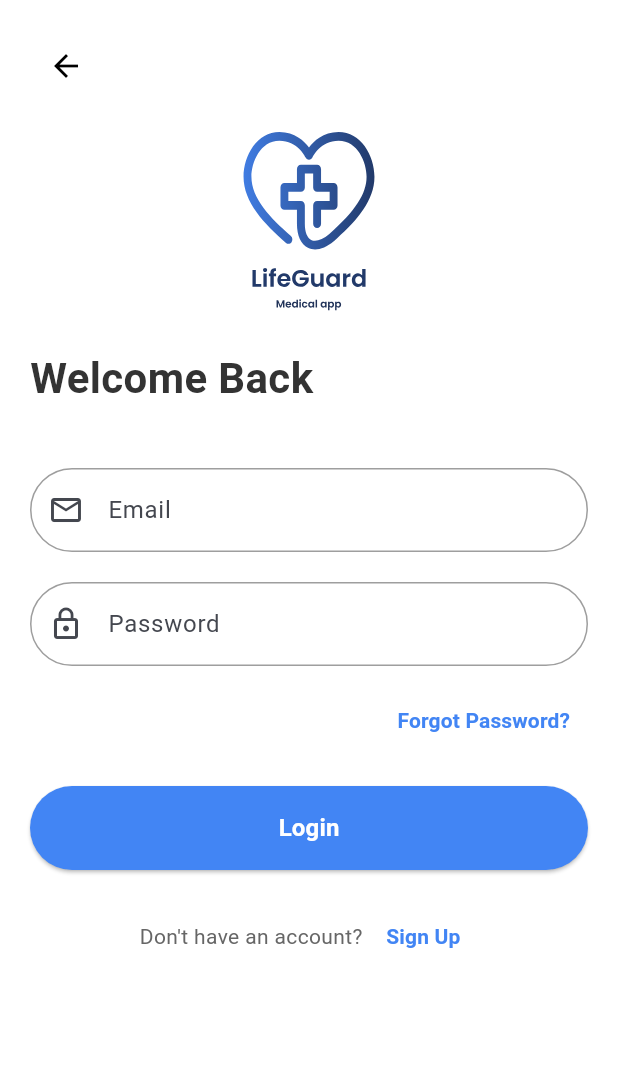
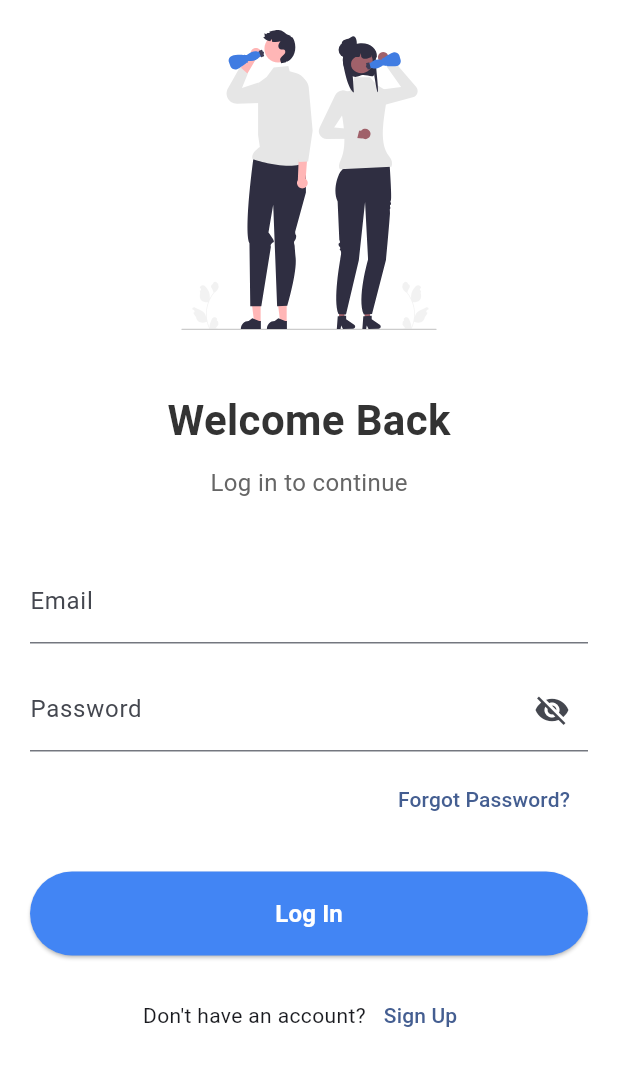
Before and after one commit to evansachie/LifeGuard, a Flutter app: the LoginScreen screen opened directly, on a phone screen of 412 x 824 dp. Shown: the top 1066 px of the screen. Run offline on Flutter 3.47's test engine with Material 3 defaults, Android fonts, the light colour scheme and no system bars; our stand-ins replace flutter_dotenv, flutter_map, flutter_svg, just_audio, just_audio_background, latlong2 and 2 more; accounts and stored records are empty.

Commit message:
feat: update login screen

```diff
--- a/mobile/lib/screens/auth/login_screen.dart
+++ b/mobile/lib/screens/auth/login_screen.dart
@@ -1,37 +1,39 @@
 import 'package:flutter/material.dart';
-import 'package:lifeguard/screens/auth/register_screen.dart';
-import 'package:flutter_svg/flutter_svg.dart';
-import 'package:lifeguard/screens/home/home_screen.dart';
+import 'package:flutter_svg/svg.dart';
+import 'package:provider/provider.dart';
+import '../../providers/auth_provider.dart';
+import '../../utils/validation.dart';
 
 class LoginScreen extends StatefulWidget {
   const LoginScreen({super.key});
 
   @override
-  State<LoginScreen> createState() => _LoginScreenState();
+  _LoginScreenState createState() => _LoginScreenState();
 }
 
 class _LoginScreenState extends State<LoginScreen> {
+  final _formKey = GlobalKey<FormState>();
   final _emailController = TextEditingController();
   final _passwordController = TextEditingController();
+  bool _isObscure = true;
   bool _isLoading = false;
 
-  @override
-  void dispose() {
-    _emailController.dispose();
-    _passwordController.dispose();
-    super.dispose();
-  }
+  Future<void> _handleLogin() async {
+    if (!_formKey.currentState!.validate()) return;
 
-  void _handleLogin() async {
     setState(() => _isLoading = true);
-    await Future.delayed(const Duration(seconds: 2));
+    try {
+      await context.read<AuthProvider>().login(
+        _emailController.text,
+        _passwordController.text,
+      );
+      Navigator.pushReplacementNamed(context, '/home');
+    } catch (e) {
+      ScaffoldMessenger.of(context).showSnackBar(
+        SnackBar(content: Text(e.toString())),
+      );
+    } finally {
       setState(() => _isLoading = false);
-
-    if (mounted) {
-      Navigator.of(context).pushAndRemoveUntil(
-        MaterialPageRoute(builder: (context) => const HomeScreen()),
-        (route) => false,
-      );
     }
   }
 
@@ -43,28 +45,18 @@ class _LoginScreenState extends State<LoginScreen> {
       backgroundColor: isDark ? const Color(0xFF121212) : Colors.white,
       body: SafeArea(
         child: SingleChildScrollView(
+          child: Padding(
             padding: const EdgeInsets.all(20),
             child: Column(
-            crossAxisAlignment: CrossAxisAlignment.start,
+              crossAxisAlignment: CrossAxisAlignment.center,
+              mainAxisAlignment: MainAxisAlignment.center,
               children: [
-              IconButton(
-                onPressed: () => Navigator.pop(context),
-                icon: Icon(Icons.arrow_back,
-                    color: isDark ? Colors.white : Colors.black),
-                padding: EdgeInsets.zero,
+                SvgPicture.asset(
+                  'assets/images/loginIllustration.svg',
+                  width: 200,
+                  height: 200,
                 ),
-              const SizedBox(height: 20),
-
-              Center(
-                child: SvgPicture.asset(
-                  'assets/images/lifeguard-logo.svg',
-                  height: 120,
-                  width: 120,
-                ),
-              ),
-
-              const SizedBox(height: 24),
-
+                const SizedBox(height: 40),
                 Text(
                   'Welcome Back',
                   style: TextStyle(
@@ -73,99 +65,60 @@ class _LoginScreenState extends State<LoginScreen> {
                     color: isDark ? Colors.white : const Color(0xFF333333),
                   ),
                 ),
-              const SizedBox(height: 40),
-
-              // Email Field
-              TextField(
-                controller: _emailController,
-                keyboardType: TextInputType.emailAddress,
-                style: TextStyle(color: isDark ? Colors.white : Colors.black),
-                decoration: InputDecoration(
-                  labelText: 'Email',
-                  labelStyle: TextStyle(
-                    color: isDark ? Colors.white70 : null,
-                  ),
-                  prefixIcon: Icon(Icons.email_outlined,
-                      color: isDark ? Colors.white70 : null),
-                  border: OutlineInputBorder(
-                    borderRadius: BorderRadius.circular(28),
-                  ),
-                  enabledBorder: OutlineInputBorder(
-                    borderRadius: BorderRadius.circular(28),
-                    borderSide: BorderSide(
-                      color: isDark ? Colors.white24 : Colors.grey,
+                const SizedBox(height: 10),
+                Text(
+                  'Log in to continue',
+                  style: TextStyle(
+                    fontSize: 16,
+                    color: isDark ? Colors.white70 : const Color(0xFF666666),
                   ),
                 ),
+                const SizedBox(height: 40),
+                Form(
+                  key: _formKey,
+                  child: Column(
+                    children: [
+                      TextFormField(
+                        controller: _emailController,
+                        decoration: InputDecoration(labelText: 'Email'),
+                        validator: validateEmail,
+                        keyboardType: TextInputType.emailAddress,
+                      ),
+                      const SizedBox(height: 16),
+                      TextFormField(
+                        controller: _passwordController,
+                        decoration: InputDecoration(
+                          labelText: 'Password',
+                          suffixIcon: IconButton(
+                            icon: Icon(_isObscure ? Icons.visibility_off : Icons.visibility),
+                            onPressed: () => setState(() => _isObscure = !_isObscure),
                           ),
                         ),
-              const SizedBox(height: 20),
-
-              // Password Field
-              TextField(
-                controller: _passwordController,
-                obscureText: true,
-                style: TextStyle(color: isDark ? Colors.white : Colors.black),
-                decoration: InputDecoration(
-                  labelText: 'Password',
-                  labelStyle: TextStyle(
-                    color: isDark ? Colors.white70 : null,
+                        obscureText: _isObscure,
+                        validator: validatePassword,
                       ),
-                  prefixIcon: Icon(Icons.lock_outline,
-                      color: isDark ? Colors.white70 : null),
-                  border: OutlineInputBorder(
-                    borderRadius: BorderRadius.circular(28),
-                  ),
-                  enabledBorder: OutlineInputBorder(
-                    borderRadius: BorderRadius.circular(28),
-                    borderSide: BorderSide(
-                      color: isDark ? Colors.white24 : Colors.grey,
-                    ),
-                  ),
-                ),
-              ),
-              const SizedBox(height: 12),
-
-              // Forgot Password
+                      const SizedBox(height: 8),
                       Align(
                         alignment: Alignment.centerRight,
                         child: TextButton(
-                  onPressed: () {
-                    // TODO: Navigate to forgot password
-                  },
-                  child: const Text(
-                    'Forgot Password?',
-                    style: TextStyle(
-                      color: Color(0xFF4285F4),
-                      fontWeight: FontWeight.w600,
+                          onPressed: () => Navigator.pushNamed(context, '/forgot-password'),
+                          child: const Text('Forgot Password?'),
                         ),
                       ),
-                ),
-              ),
-              const SizedBox(height: 20),
-
-              // Login Button
-              SizedBox(
-                width: double.infinity,
-                height: 56,
-                child: ElevatedButton(
+                      const SizedBox(height: 24),
+                      ElevatedButton(
                         onPressed: _isLoading ? null : _handleLogin,
                         style: ElevatedButton.styleFrom(
                           backgroundColor: const Color(0xFF4285F4),
+                          minimumSize: const Size(double.infinity, 56),
                           shape: RoundedRectangleBorder(
                             borderRadius: BorderRadius.circular(28),
                           ),
                         ),
                         child: _isLoading
-                      ? const SizedBox(
-                          height: 20,
-                          width: 20,
-                          child: CircularProgressIndicator(
-                            color: Colors.white,
-                            strokeWidth: 2,
-                          ),
-                        )
+                            ? const CircularProgressIndicator(color: Colors.white)
                             : const Text(
-                          'Login',
+                                'Log In',
                                 style: TextStyle(
                                   color: Colors.white,
                                   fontSize: 16,
@@ -173,41 +126,24 @@ class _LoginScreenState extends State<LoginScreen> {
                                 ),
                               ),
                       ),
-              ),
-              const SizedBox(height: 20),
-
-              // Sign Up Link
+                      const SizedBox(height: 16),
                       Row(
                         mainAxisAlignment: MainAxisAlignment.center,
                         children: [
-                  Text(
-                    "Don't have an account? ",
-                    style: TextStyle(
-                      color: isDark ? Colors.white70 : const Color(0xFF666666),
-                    ),
-                  ),
+                          const Text("Don't have an account?"),
                           TextButton(
-                    onPressed: () {
-                      Navigator.pushReplacement(
-                        context,
-                        MaterialPageRoute(
-                          builder: (context) => const RegisterScreen(),
-                        ),
-                      );
-                    },
-                    child: const Text(
-                      'Sign Up',
-                      style: TextStyle(
-                        color: Color(0xFF4285F4),
-                        fontWeight: FontWeight.w600,
-                      ),
-                    ),
+                            onPressed: () => Navigator.pushNamed(context, '/register'),
+                            child: const Text('Sign Up'),
                           ),
                         ],
                       ),
                     ],
                   ),
                 ),
+              ],
+            ),
+          ),
+        ),
       ),
     );
   }
```
Lines whose indentation alone changed are shown as unchanged.
